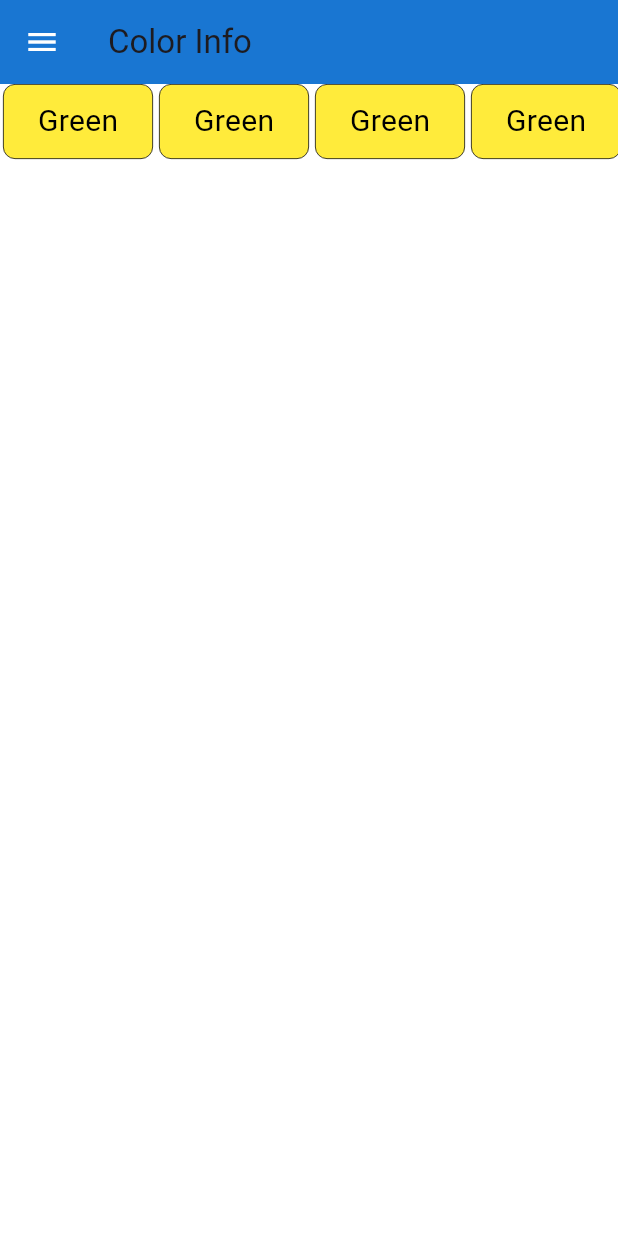
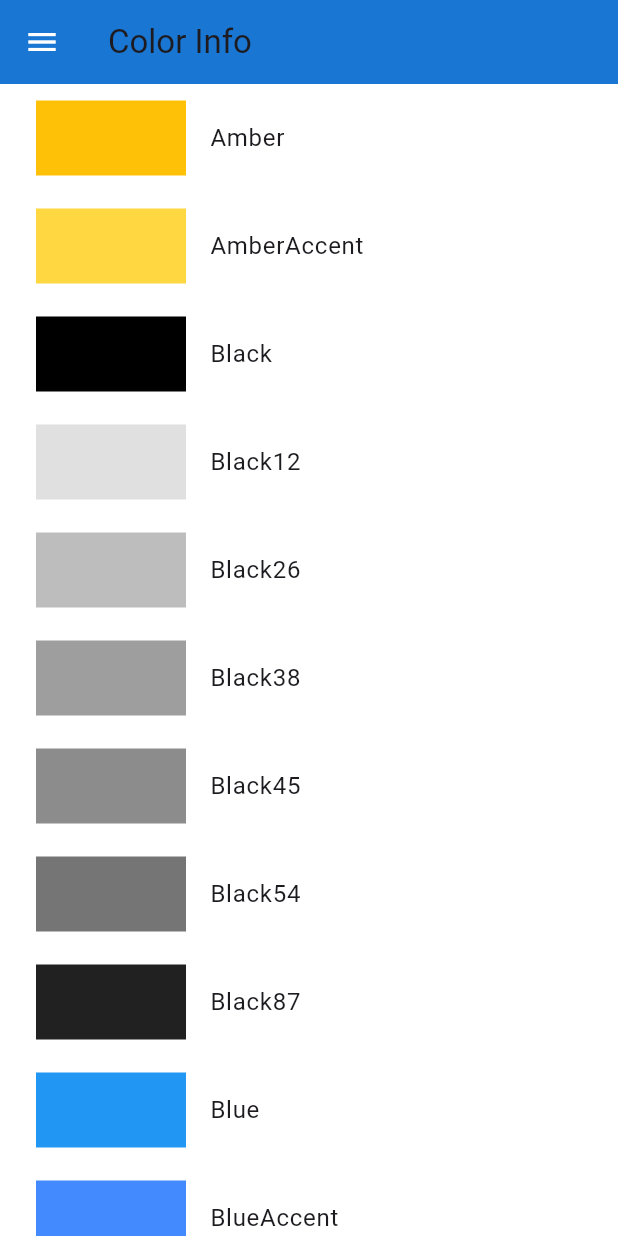
Before and after one commit to FazalHamzaKhan12/allcoloursinfo, a Flutter app: the screen it shows after launch, on a phone screen of 412 x 824 dp. Run offline on Flutter 3.47's test engine with Material 3 defaults, Android fonts, the phone set to English and light mode, and no system bars.

Commit message:
Complete App

```diff
--- /dev/null
+++ b/lib/HelperUi/color_detail_screen.dart
@@ -0,0 +1 @@
+// TODO Implement this library.
--- /dev/null
+++ b/lib/HelperUi/helper_ui.dart
@@ -0,0 +1,102 @@
+import 'package:allcoloursinfo/colordetailscreen.dart';
+import 'package:flutter/material.dart';
+import 'dart:ui';
+
+import 'color_detail_screen.dart'; // Import the details screen
+
+class ColorSwatchDisplay extends StatelessWidget {
+  final Map<String, Color> colorMap = {
+    'Amber': Colors.amber,
+    'AmberAccent': Colors.amberAccent,
+    'Black': Colors.black,
+    'Black12': Colors.black.withOpacity(0.12),
+    'Black26': Colors.black.withOpacity(0.26),
+    'Black38': Colors.black.withOpacity(0.38),
+    'Black45': Colors.black.withOpacity(0.45),
+    'Black54': Colors.black.withOpacity(0.54),
+    'Black87': Colors.black.withOpacity(0.87),
+    'Blue': Colors.blue,
+    'BlueAccent': Colors.blueAccent,
+    'BlueGrey': Colors.blueGrey,
+    'Brown': Colors.brown,
+    'Cyan': Colors.cyan,
+    'CyanAccent': Colors.cyanAccent,
+    'DeepOrange': Colors.deepOrange,
+    'DeepOrangeAccent': Colors.deepOrangeAccent,
+    'DeepPurple': Colors.deepPurple,
+    'DeepPurpleAccent': Colors.deepPurpleAccent,
+    'Green': Colors.green,
+    'GreenAccent': Colors.greenAccent,
+    'Grey': Colors.grey,
+    'Indigo': Colors.indigo,
+    'IndigoAccent': Colors.indigoAccent,
+    'LightBlue': Colors.lightBlue,
+    'LightBlueAccent': Colors.lightBlueAccent,
+    'LightGreen': Colors.lightGreen,
+    'LightGreenAccent': Colors.lightGreenAccent,
+    'Lime': Colors.lime,
+    'LimeAccent': Colors.limeAccent,
+    'Orange': Colors.orange,
+    'OrangeAccent': Colors.orangeAccent,
+    'Pink': Colors.pink,
+    'PinkAccent': Colors.pinkAccent,
+    'Purple': Colors.purple,
+    'PurpleAccent': Colors.purpleAccent,
+    'Red': Colors.red,
+    'RedAccent': Colors.redAccent,
+    'Teal': Colors.teal,
+    'TealAccent': Colors.tealAccent,
+    'Transparent': Colors.transparent,
+    'White': Colors.white,
+    'White10': Colors.white.withOpacity(0.10),
+    'White12': Colors.white.withOpacity(0.12),
+    'White24': Colors.white.withOpacity(0.24),
+    'White30': Colors.white.withOpacity(0.30),
+    'White38': Colors.white.withOpacity(0.38),
+    'White54': Colors.white.withOpacity(0.54),
+    'White60': Colors.white.withOpacity(0.60),
+    'White70': Colors.white.withOpacity(0.70),
+    'Yellow': Colors.yellow,
+    'YellowAccent': Colors.yellowAccent,
+  };
+
+  String colorToHex(Color color) =>
+      '#${color.value.toRadixString(16).padLeft(8, '0').toUpperCase()}';
+
+  @override
+  Widget build(BuildContext context) {
+    return Scaffold(
+      body: ListView.builder(
+        itemCount: colorMap.length,
+        itemBuilder: (context, index) {
+          String colorName = colorMap.keys.elementAt(index);
+          Color colorValue = colorMap[colorName]!;
+          return Padding(
+            padding: const EdgeInsets.all(8.0),
+            child: ListTile(
+              leading: Container(
+                width: 100,
+                height: 50,
+                color: colorValue,
+              ),
+              title: Text(colorName),
+              onTap: () {
+                // Navigate to the detail screen with the color name and hex code
+                Navigator.push(
+                  context,
+                  MaterialPageRoute(
+                    builder: (context) => ColorDetailScreen(
+                      colorName: colorName,
+                      colorValue: colorValue,
+                      hexCode: colorToHex(colorValue),
+                    ),
+                  ),
+                );
+              },
+            ),
+          );
+        },
+      ),
+    );
+  }
+}
--- a/lib/Screens/bodycode.dart
+++ b/lib/Screens/bodycode.dart
@@ -1,4 +1,5 @@
 import 'package:flutter/material.dart';
+import '../HelperUi/helper_ui.dart';
 
 class BodyCode extends StatefulWidget {
   const BodyCode({super.key});
@@ -10,37 +11,11 @@ class BodyCode extends StatefulWidget {
 class _BodyCodeState extends State<BodyCode> {
   @override
   Widget build(BuildContext context) {
-    return ListView.builder(
-      scrollDirection: Axis.horizontal,
-      itemCount: 5,
-      itemBuilder: (BuildContext context, int index) {
-        return Padding(
-          padding: const EdgeInsets.symmetric(horizontal: 2),
-          child: Column(
-            children: [
-              Container(
-                height: 50, // Set the height of the rectangle
-                width: 100, // Set the width of the rectangle
-                decoration: BoxDecoration(
-                  color: Colors.yellow[500], // Highlight color
-                  borderRadius: BorderRadius.circular(8), // Rounded corners
-                  border: Border.all(
-                    color: Colors.black, // Border color (optional)
-                    width: .5, // Border width (optional)
-                  ),
-                ),
-                child: Center(
-                    child: Text(
-                  "Green",
-                  style: TextStyle(
-                      color: Theme.of(context).textTheme.headlineSmall?.color,fontSize: 20),
 
-                )),
-              ),
-            ],
-          ),
-        );
-      },
+    return Column(
+      children: [
+        Expanded(child: ColorSwatchDisplay())
+      ],
     );
   }
 }
--- /dev/null
+++ b/lib/colordetailscreen.dart
@@ -0,0 +1,43 @@
+import 'package:flutter/material.dart';
+
+class ColorDetailScreen extends StatelessWidget {
+  final String colorName;
+  final Color colorValue;
+  final String hexCode;
+
+  const ColorDetailScreen({
+    Key? key,
+    required this.colorName,
+    required this.colorValue,
+    required this.hexCode,
+  }) : super(key: key);
+
+  @override
+  Widget build(BuildContext context) {
+    return Scaffold(
+      appBar: AppBar(title: Text('$colorName Details')),
+      body: Center(
+        child: Column(
+          mainAxisAlignment: MainAxisAlignment.center,
+          children: [
+            Container(
+              width: 200,
+              height: 200,
+              color: colorValue,
+            ),
+            const SizedBox(height: 20),
+            Text(
+              colorName,
+              style: const TextStyle(fontSize: 24, fontWeight: FontWeight.bold),
+            ),
+            const SizedBox(height: 10),
+            Text(
+              'Hex Code: $hexCode',
+              style: const TextStyle(fontSize: 20),
+            ),
+          ],
+        ),
+      ),
+    );
+  }
+}
```
